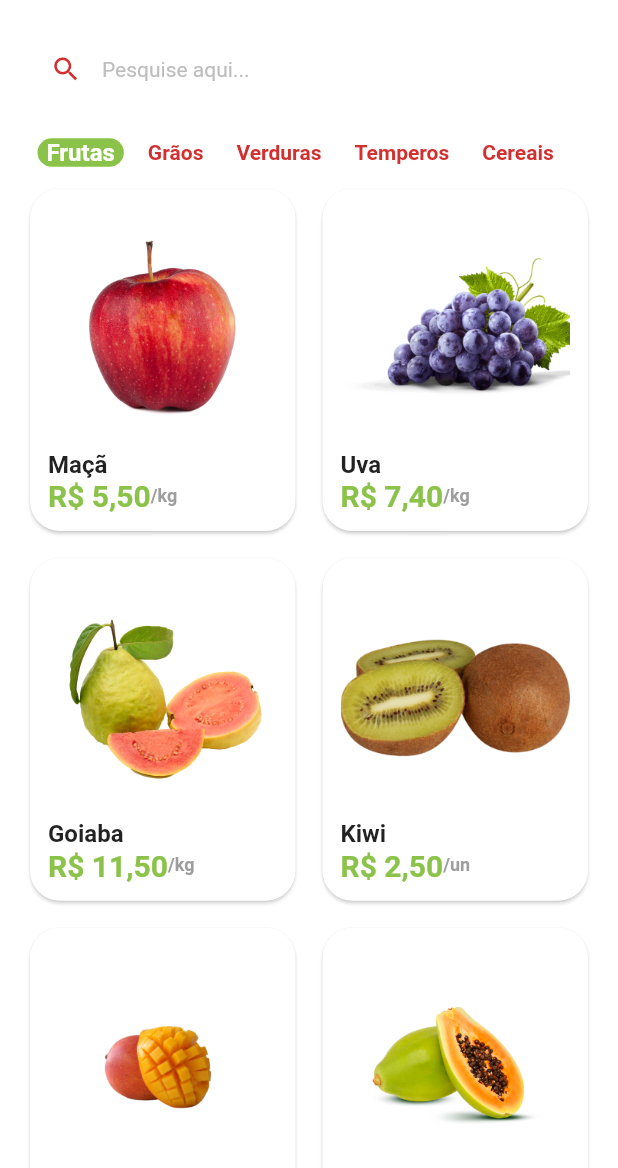
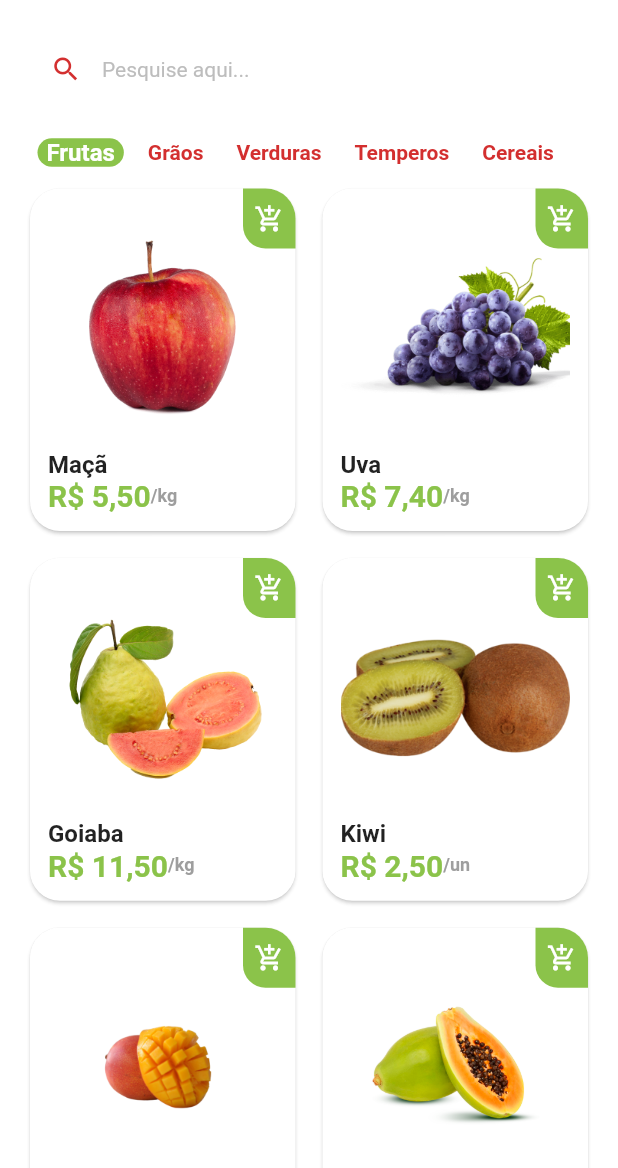
Before and after one commit to IsraelLohuan/Quitanda-Virtual-APP, a Flutter app: the HomeTab screen opened directly, on a phone screen of 412 x 824 dp, the part 68-1236 px from its top. Run offline on Flutter 3.47's test engine with Material 2 defaults, Android fonts, the phone set to English and light mode, and no system bars; drawn by our look-alikes of badges; our stand-ins replace animated_text_kit, mask_text_input_formatter.

Commit message:
Finalizado ItemTile

```diff
--- a/lib/src/pages/home/components/item_tile.dart
+++ b/lib/src/pages/home/components/item_tile.dart
@@ -11,7 +11,9 @@ class ItemTile extends StatelessWidget {
 
   @override
   Widget build(BuildContext context) {
-    return Card(
+    return Stack(
+      children: [
+        Card(
           elevation: 1,
           shadowColor: Colors.grey.shade300,
           shape: RoundedRectangleBorder(
@@ -55,6 +57,32 @@ class ItemTile extends StatelessWidget {
               ],
             ),
           ),
+        ),
+
+        Positioned(
+          top: 4,
+          right: 4,
+          child: GestureDetector(
+            onTap: () {},
+            child: Container(
+              decoration: BoxDecoration(
+                color: CustomColors.customSwatchColor,
+                borderRadius: const BorderRadius.only(
+                  bottomLeft: Radius.circular(15),
+                  topRight: Radius.circular(20)
+                )
+              ),
+              height: 40,
+              width: 35,
+              child: const Icon(
+                Icons.add_shopping_cart_outlined,
+                color: Colors.white,
+                size: 20,
+              ),
+            ),
+          ),
+        )
+      ],
     );
   }
 }
```
Lines whose indentation alone changed are shown as unchanged.
